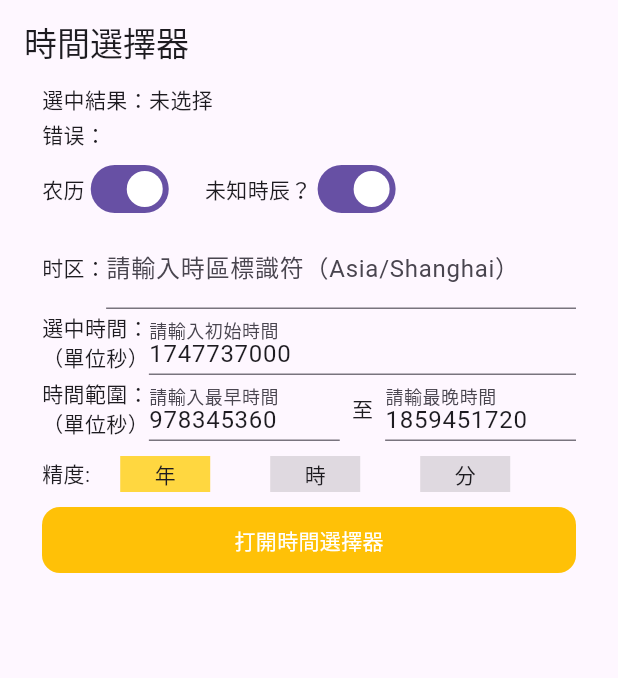
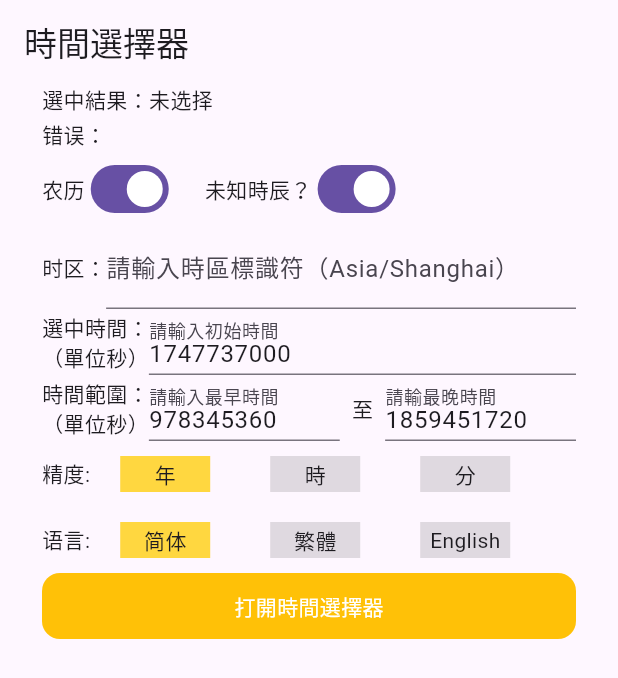
Before and after one commit to SeerOnnetMobile/calendar_picker_plguin, a Flutter app: the screen it shows after launch, on a phone screen of 412 x 824 dp. Shown: the top 678 px of the screen. Run offline on Flutter 3.47's test engine with Material 3 defaults, Android fonts, the phone set to English and light mode, and no system bars; our stand-ins replace flutter_smart_dialog, get, timezone.

Commit message:
feat:適配英文環境

```diff
--- a/example/lib/main.dart
+++ b/example/lib/main.dart
@@ -61,6 +61,7 @@ class _MyPageState extends State<MyPage> {
   bool _isLunar = true;
   bool _isUnknowHour = true;
   CalendarPickerType _type = CalendarPickerType.day;
+  CalendarPickerLanguage _language = CalendarPickerLanguage.zh_Hans;
   final initTimeController = TextEditingController(text: "1744024324");
   final timeZoneController = TextEditingController(text: "");
   final minTimeController = TextEditingController(text: "978345360");
@@ -233,6 +234,52 @@ class _MyPageState extends State<MyPage> {
                             })
                       ],
                     )),
+                SizedBox(
+                    height: 44,
+                    child: Row(
+                      children: [
+                        const Text("语言:"),
+                        AppClickView(
+                            child: Container(
+                              margin: const EdgeInsets.symmetric(horizontal: 20, vertical: 10),
+                              width: 60,
+                              height: 40,
+                              color: _language == CalendarPickerLanguage.zh_Hans ? Colors.amberAccent : Colors.black12,
+                              child: const Center(child: Text("简体")),
+                            ),
+                            onClick: () {
+                              setState(() {
+                                _language = CalendarPickerLanguage.zh_Hans;
+                              });
+                            }),
+                        AppClickView(
+                            child: Container(
+                              margin: const EdgeInsets.symmetric(horizontal: 20, vertical: 10),
+                              width: 60,
+                              height: 40,
+                              color: _language == CalendarPickerLanguage.zh_Hant ? Colors.amberAccent : Colors.black12,
+                              child: const Center(child: Text("繁體")),
+                            ),
+                            onClick: () {
+                              setState(() {
+                                _language = CalendarPickerLanguage.zh_Hant;
+                              });
+                            }),
+                        AppClickView(
+                            child: Container(
+                              margin: const EdgeInsets.symmetric(horizontal: 20, vertical: 10),
+                              width: 60,
+                              height: 40,
+                              color: _language == CalendarPickerLanguage.en_US ? Colors.amberAccent : Colors.black12,
+                              child: const Center(child: Text("English")),
+                            ),
+                            onClick: () {
+                              setState(() {
+                                _language = CalendarPickerLanguage.en_US;
+                              });
+                            })
+                      ],
+                    )),
                 AppClickView(
                     child: Container(
                       width: double.infinity,
@@ -268,7 +315,7 @@ class _MyPageState extends State<MyPage> {
         confirmBtnColor: Colors.yellow,
         confirmTextColor: Colors.black);
     final page = CalendarPickerWidgetPage(
-      language: CalendarPickerLanguage.zh_Hant,
+      language: _language,
       config: config,
       initialDate: int.parse(initTimeController.text),
       minDate: int.parse(minTimeController.text),
```
Also changed, not shown: lib/calendar_picker_widget_logic.dart (+30 -3 lines), lib/calendar_picker_widget_view.dart (+5 -5 lines), example/pubspec.lock, 1 other file.
